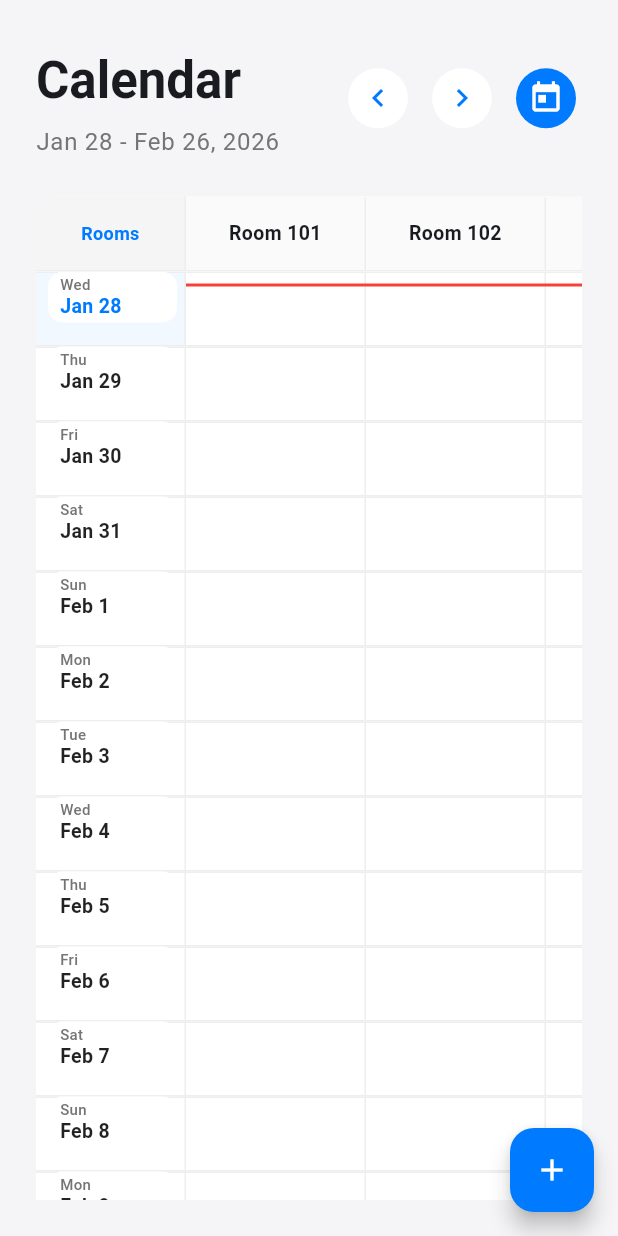
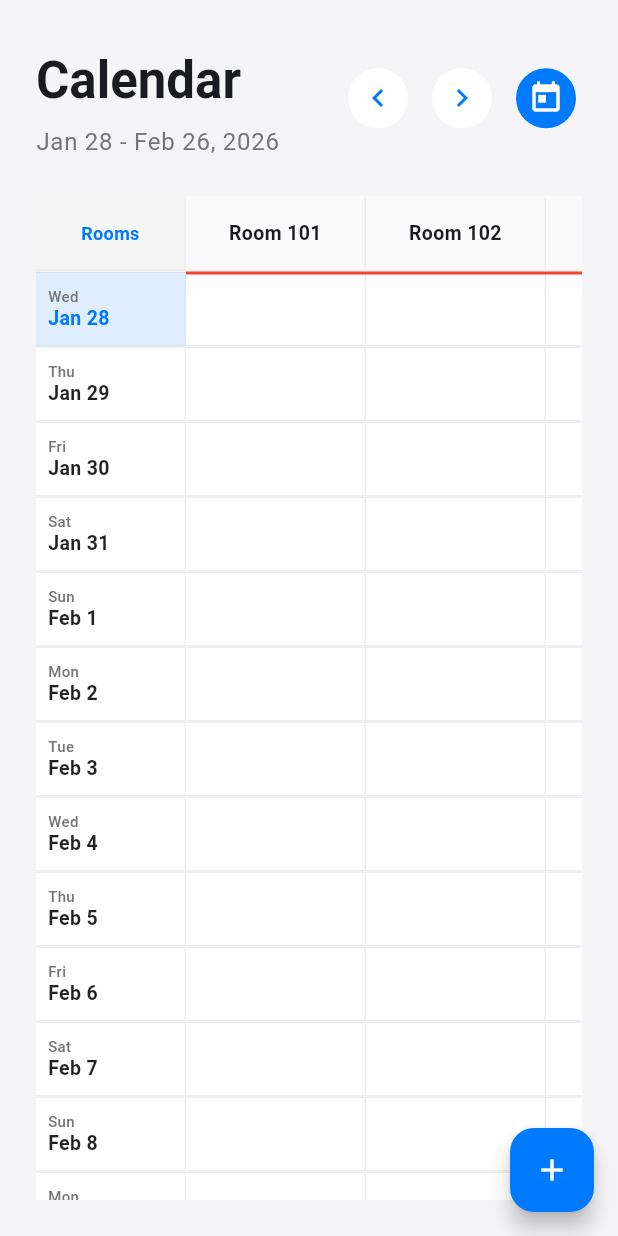
Before and after one commit to zyreoo/hotelmng, a Flutter app: the CalendarPage screen opened directly, on a phone screen of 412 x 824 dp. Run offline on Flutter 3.47's test engine with Material 3 defaults, Android fonts, the phone set to English and light mode, and no system bars; our stand-ins replace cloud_firestore, firebase_core, fl_chart; accounts and stored records are empty.

Commit message:
fixed the red line of todays and the dates to fill the gaps

```diff
--- a/lib/pages/calendar_page.dart
+++ b/lib/pages/calendar_page.dart
@@ -674,12 +674,9 @@ class _CalendarPageState extends State<CalendarPage> {
                               _verticalScrollController.hasClients
                                   ? _verticalScrollController.offset
                                   : 0.0;
-                          // Position line inside the row (slightly below top, e.g., 8px down)
-                          const lineOffsetInRow = 8.0; // Offset from top of row
-                          final lineY =
-                              _headerHeight +
-                              (todayIndex * _dayRowHeight) +
-                              lineOffsetInRow -
+                          // Position line on the top border of today's row (above the row, not inside)
+                          final lineY = _headerHeight +
+                              (todayIndex * _dayRowHeight) -
                               scrollOffset;
 
                           return Positioned(
@@ -760,17 +757,17 @@ class _CalendarPageState extends State<CalendarPage> {
             child: Container(color: Colors.grey.shade200),
           ),
 
-          // Pill positioned at the top of the row
-          Positioned(
-            top: 0,
-            left: 8,
-            right: 6,
-            height: 34, // Fixed height for the pill
-            child: DecoratedBox(
-              decoration: BoxDecoration(
-                color: Colors.white, // "cuts" the gridline
-                borderRadius: BorderRadius.circular(10),
+          // Background for the whole date row (filled, not rounded)
+          Positioned.fill(
+            child: Container(
+              color: isToday
+                  ? const Color(0xFF007AFF).withOpacity(0.08)
+                  : Colors.transparent,
             ),
+          ),
+
+          // Date text
+          Positioned.fill(
             child: Padding(
               padding: const EdgeInsets.symmetric(horizontal: 8),
               child: FittedBox(
@@ -795,16 +792,14 @@ class _CalendarPageState extends State<CalendarPage> {
                       style: TextStyle(
                         fontSize: 13,
                         height: 1.0,
-                          fontWeight: isToday
-                              ? FontWeight.bold
-                              : FontWeight.w600,
+                        fontWeight:
+                            isToday ? FontWeight.bold : FontWeight.w600,
                         color: isToday
                             ? const Color(0xFF007AFF)
                             : Colors.black87,
                       ),
                     ),
                   ],
-                  ),
                 ),
               ),
             ),
```
Lines whose indentation alone changed are shown as unchanged.
